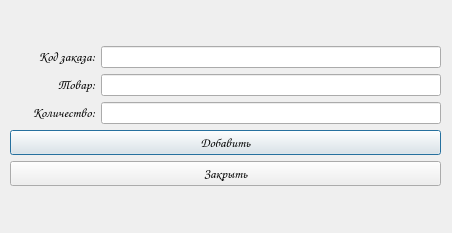
The window that прога/forms/add_product.ui (JustKust/AAAAAAAAAAAAAA) describes before a commit, drawn with Qt 5.
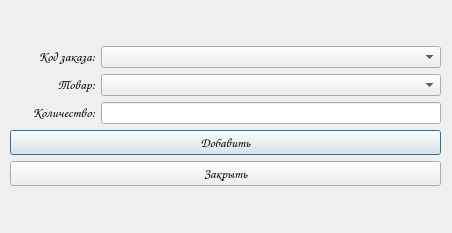
The same window after the commit.

What changed in the file:
```diff
--- a/прога/forms/add_product.ui
+++ b/прога/forms/add_product.ui
@@ -55,7 +55,7 @@
        </widget>
       </item>
       <item>
-       <widget class="QLineEdit" name="order_code"/>
+       <widget class="QComboBox" name="order_code"/>
       </item>
      </layout>
     </item>
@@ -78,7 +78,7 @@
        </widget>
       </item>
       <item>
-       <widget class="QLineEdit" name="product"/>
+       <widget class="QComboBox" name="product"/>
       </item>
      </layout>
     </item>
```
